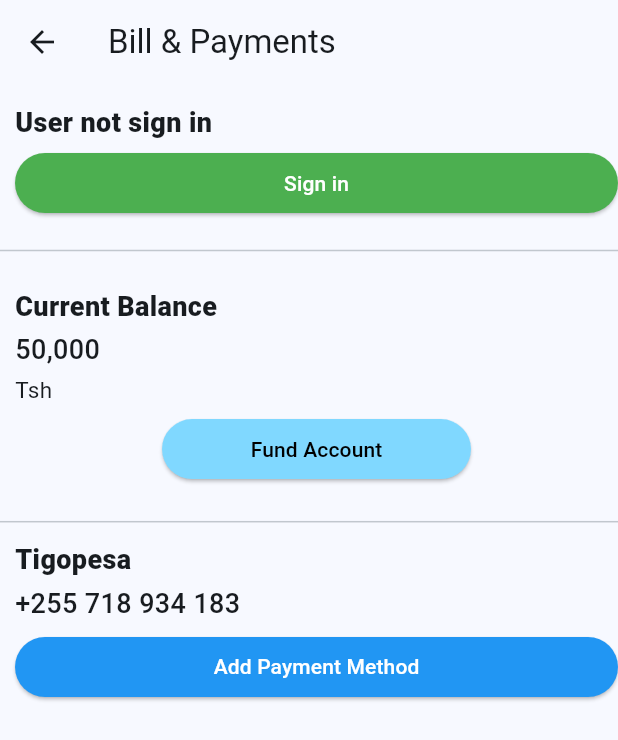
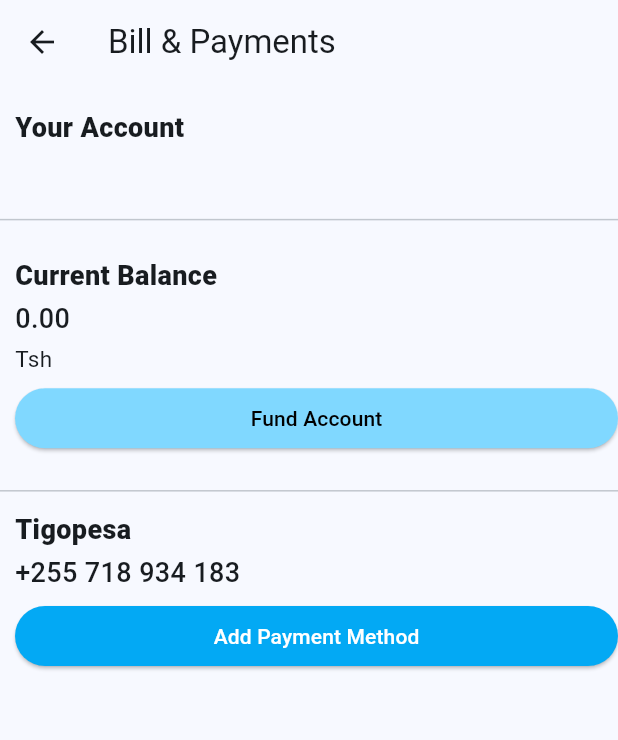
Before and after one commit to zuberypima/stadium, a Flutter app: the screen it shows after launch, after a tap on "Payments", on a phone screen of 412 x 824 dp. Shown: the top 740 px of the screen. Run offline on Flutter 3.47's test engine with Material 3 defaults, Android fonts, the phone set to English and light mode, and no system bars; our stand-ins replace cloud_firestore, firebase_auth, firebase_core; accounts and stored records are empty; network calls fail.

```diff
--- a/lib/main.dart
+++ b/lib/main.dart
@@ -9,6 +9,7 @@
 import 'package:stadium/view/screens/profileScreen.dart';
 import 'package:stadium/view/screens/registrationScreen.dart';
 import 'package:stadium/view/seetViewPage.dart';
+import 'package:stadium/view/widgets/paymentMethod.dart';
 
 void main() async {
   WidgetsFlutterBinding.ensureInitialized();
--- a/lib/view/screens/paymentList.dart
+++ b/lib/view/screens/paymentList.dart
@@ -19,7 +19,6 @@
       ),
       body: ListView(
         children: [
-
           Padding(
             padding: const EdgeInsets.only(left: 10),
             child: accountDetailsContainer(context),
--- a/lib/view/widgets/accountBalance.dart
+++ b/lib/view/widgets/accountBalance.dart
@@ -1,6 +1,38 @@
+import 'package:cloud_firestore/cloud_firestore.dart';
+import 'package:firebase_auth/firebase_auth.dart';
 import 'package:flutter/material.dart';
 
 Widget accountBalanceContainer(context) {
+  final FirebaseAuth _auth = FirebaseAuth.instance;
+
+  return FutureBuilder<DocumentSnapshot>(
+    future: FirebaseFirestore.instance
+        .collection("UsersDetails")
+        .doc(_auth.currentUser!.email)
+        .collection('0718934183')
+        .doc('0718934183')
+        .get(),
+    builder: (BuildContext context, AsyncSnapshot<DocumentSnapshot> snapshot) {
+      if (snapshot.hasError) {
+        return Text("Something went wrong");
+      }
+
+      if (snapshot.hasData && !snapshot.data!.exists) {
+        return balanceContainer(context,'0.00');
+      }
+
+      if (snapshot.connectionState == ConnectionState.done) {
+        Map<String, dynamic> data =
+            snapshot.data!.data() as Map<String, dynamic>;
+        return balanceContainer(context, data['Ammount']);
+      }
+
+      return Text("loading");
+    },
+  );
+}
+
+Widget balanceContainer(context,String balance) {
   return Container(
     // color: Colors.amber,
     height: MediaQuery.of(context).size.height / 5,
@@ -15,7 +47,7 @@
         ),
         SizedBox(height: 3),
         Text(
-          '50,000',
+          balance,
           style: TextStyle(fontWeight: FontWeight.w500, fontSize: 18),
         ),
         const SizedBox(height: 3),
@@ -26,7 +58,7 @@
         SizedBox(height: 5),
         Center(
           child: SizedBox(
-              width: MediaQuery.of(context).size.width/2,
+              width: MediaQuery.of(context).size.width,
               child: ElevatedButton(
                   style: ButtonStyle(
                       backgroundColor:
--- a/lib/view/widgets/accountDetails.dart
+++ b/lib/view/widgets/accountDetails.dart
@@ -1,12 +1,15 @@
 import 'package:cloud_firestore/cloud_firestore.dart';
+import 'package:firebase_auth/firebase_auth.dart';
 import 'package:flutter/material.dart';
 import 'package:stadium/constants/constants.dart';
 import 'package:stadium/view/screens/loginpage.dart';
 
 Widget accountDetailsContainer(context) {
+  final FirebaseAuth _auth =FirebaseAuth.instance;
   return FutureBuilder<DocumentSnapshot>(
+
     future:
-        FirebaseFirestore.instance.collection("UsersDetails").doc("Pima").get(),
+        FirebaseFirestore.instance.collection("UsersDetails").doc(_auth.currentUser!.email).get(),
     builder: (BuildContext context, AsyncSnapshot<DocumentSnapshot> snapshot) {
       if (snapshot.hasError) {
         return Text("Something went wrong");
@@ -30,17 +33,13 @@
                   width: MediaQuery.of(context).size.width,
                   child: ElevatedButton(
                       style: ButtonStyle(
-                          backgroundColor: WidgetStatePropertyAll(Colors.green),
+                          backgroundColor: WidgetStatePropertyAll(Colors.lightBlue),
                           foregroundColor:
                               WidgetStatePropertyAll(Colors.white)),
                       onPressed: () {
                         nextPageNavigation(context, LoginPage());
                       },
                       child: Text("Sign in")))
-              // Text(
-              //   'Zubery Pima',
-              //   style: TextStyle(fontSize: 15),
-              // )
             ],
           ),
         );
@@ -64,7 +63,7 @@
               ),
               SizedBox(height: 3),
               Text(
-                'Zubery Pima',
+                data['UserName'].toString(),
                 style: TextStyle(fontSize: 15),
               )
             ],
--- a/lib/view/widgets/paymentDetails.dart
+++ b/lib/view/widgets/paymentDetails.dart
@@ -23,9 +23,11 @@
             width: MediaQuery.of(context).size.width,
             child: ElevatedButton(
                 style: ButtonStyle(
-                    backgroundColor: WidgetStatePropertyAll(Colors.blue),
+                    backgroundColor: WidgetStatePropertyAll(Colors.lightBlue),
                     foregroundColor: WidgetStatePropertyAll(Colors.white)),
-                onPressed: () {},
+                onPressed: () {
+
+                },
                 child: Text('Add Payment Method')))
       ],
     ),
```
Also changed, not shown: lib/services/authenticationService.dart (+17 -0 lines), lib/view/screens/loginpage.dart (+20 -5 lines), lib/view/screens/registrationScreen.dart (+53 -10 lines), lib/view/widgets/paymentMethod.dart (added, +47 -0 lines), lib/view/widgets/profileCard.dart (+15 -11 lines). Lines whose indentation alone changed are shown as unchanged.
